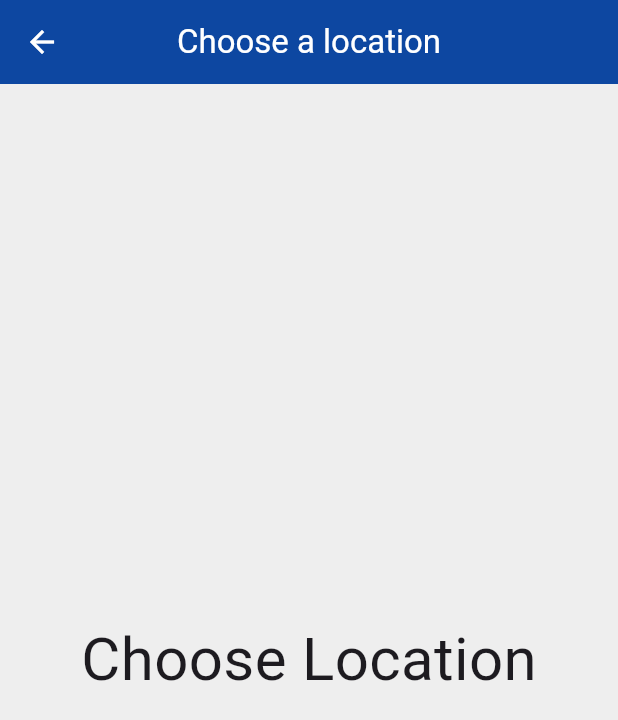
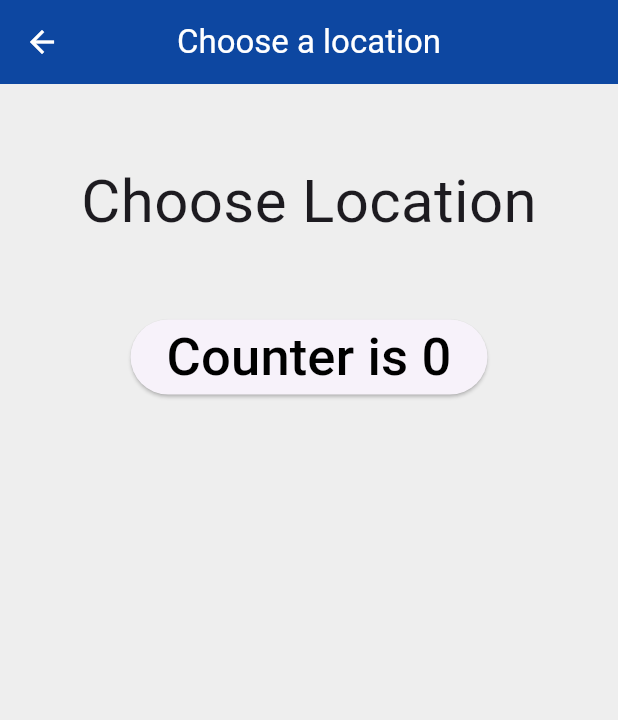
Before and after one commit to AurelioAlfons/Flutter-Tutorial, a Flutter app: the Location screen opened by its route, on a phone screen of 412 x 824 dp. Shown: the top 720 px of the screen. Run offline on Flutter 3.47's test engine with Material 3 defaults, Android fonts, the phone set to English and light mode, and no system bars; our stand-ins replace google_nav_bar.

Commit message:
Add Init State and counter button

```diff
--- a/lib/Project2/pages/choose_location.dart
+++ b/lib/Project2/pages/choose_location.dart
@@ -8,8 +8,32 @@ class Location extends StatefulWidget {
 }
 
 class _LocationState extends State<Location> {
+  int counter = 0;
+
+  void getData() {
+    // Simulate a network request for username
+    // Wait for 3 seconds
+    Future.delayed(const Duration(seconds: 3), () {
+      // ignore: avoid_print
+      print('Yoshi');
+    });
+  }
+
   @override
+  // Called once the widget is created
+  // Subscribe to streams or any object that could change our widget data
+  // init runs first
+  void initState() {
+    super.initState();
+    // ignore: avoid_print
+    print('inintState function ran');
+  }
+
+  @override
+  // Build the widget tree
   Widget build(BuildContext context) {
+    // ignore: avoid_print
+    print('build function ran');
     return Scaffold(
       backgroundColor: Colors.grey[200],
       appBar: AppBar(
@@ -22,11 +46,31 @@ class _LocationState extends State<Location> {
         centerTitle: true,
         elevation: 0,
       ),
-      body: const Center(
-          child: Text(
-        'Choose Location',
-        style: TextStyle(fontSize: 40),
-      )),
+      body: Column(
+        children: [
+          const SizedBox(
+            height: 50,
+          ),
+          const Center(
+              child: Text(
+            'Choose Location',
+            style: TextStyle(fontSize: 40),
+          )),
+          const SizedBox(
+            height: 50,
+          ),
+          ElevatedButton(
+              onPressed: () {
+                setState(() {
+                  counter += 1;
+                });
+              },
+              child: Text(
+                'Counter is $counter',
+                style: const TextStyle(fontSize: 35, color: Colors.black),
+              ))
+        ],
+      ),
     );
   }
 }
```
